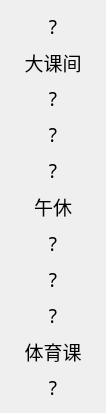
The window that schedule.ui (ooorange-git/SmartSchedule) describes before a commit, drawn with Qt 5.
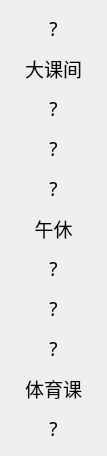
The same window after the commit. Icons and pictures are not drawn.

Commit message: 改用无边框窗口 新增圆角与动画

Patch:
```diff
--- a/schedule.ui
+++ b/schedule.ui
@@ -6,8 +6,8 @@
    <rect>
     <x>0</x>
     <y>0</y>
-    <width>106</width>
-    <height>413</height>
+    <width>107</width>
+    <height>456</height>
    </rect>
   </property>
   <property name="minimumSize">
@@ -42,6 +42,7 @@
         <font>
          <family>霞鹜文楷</family>
          <pointsize>14</pointsize>
+         <bold>false</bold>
          <stylestrategy>PreferAntialias</stylestrategy>
         </font>
        </property>
@@ -59,6 +60,7 @@
         <font>
          <family>霞鹜文楷</family>
          <pointsize>14</pointsize>
+         <bold>false</bold>
          <stylestrategy>PreferAntialias</stylestrategy>
         </font>
        </property>
@@ -76,6 +78,7 @@
         <font>
          <family>霞鹜文楷</family>
          <pointsize>14</pointsize>
+         <bold>false</bold>
          <stylestrategy>PreferAntialias</stylestrategy>
         </font>
        </property>
@@ -93,6 +96,7 @@
         <font>
          <family>霞鹜文楷</family>
          <pointsize>14</pointsize>
+         <bold>false</bold>
          <stylestrategy>PreferAntialias</stylestrategy>
         </font>
        </property>
@@ -110,6 +114,7 @@
         <font>
          <family>霞鹜文楷</family>
          <pointsize>14</pointsize>
+         <bold>false</bold>
          <stylestrategy>PreferAntialias</stylestrategy>
         </font>
        </property>
@@ -145,6 +150,7 @@
         <font>
          <family>霞鹜文楷</family>
          <pointsize>14</pointsize>
+         <bold>false</bold>
          <stylestrategy>PreferAntialias</stylestrategy>
         </font>
        </property>
@@ -162,6 +168,7 @@
         <font>
          <family>霞鹜文楷</family>
          <pointsize>14</pointsize>
+         <bold>false</bold>
          <stylestrategy>PreferAntialias</stylestrategy>
         </font>
        </property>
@@ -179,6 +186,7 @@
         <font>
          <family>霞鹜文楷</family>
          <pointsize>14</pointsize>
+         <bold>false</bold>
          <stylestrategy>PreferAntialias</stylestrategy>
         </font>
        </property>
@@ -196,6 +204,7 @@
         <font>
          <family>霞鹜文楷</family>
          <pointsize>14</pointsize>
+         <bold>false</bold>
          <stylestrategy>PreferAntialias</stylestrategy>
         </font>
        </property>
@@ -222,6 +231,7 @@
         <font>
          <family>霞鹜文楷</family>
          <pointsize>14</pointsize>
+         <bold>false</bold>
          <stylestrategy>PreferAntialias</stylestrategy>
         </font>
        </property>
```
Left out of the diff: 8 changed lines with no effect on the pictures. The commit also changes 4 other files.
